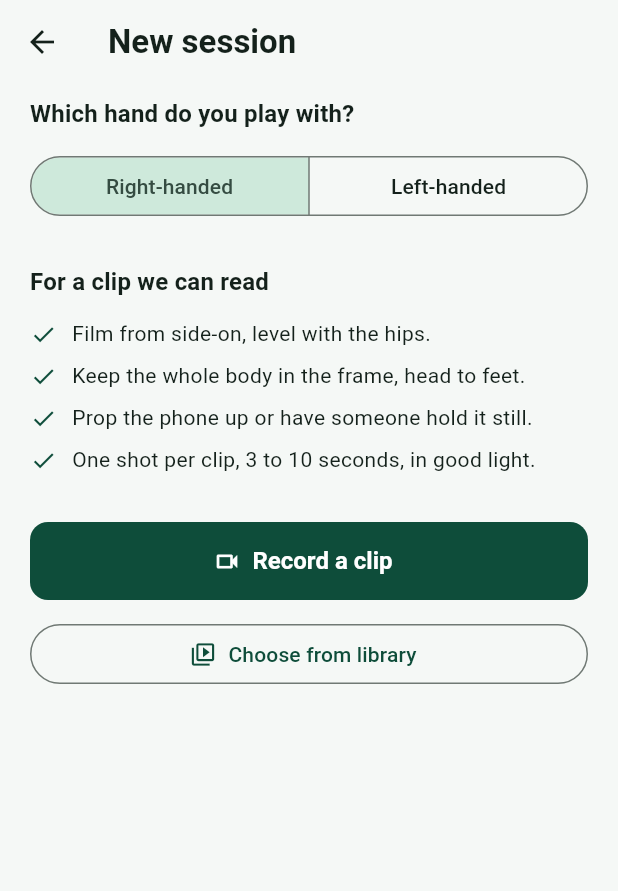
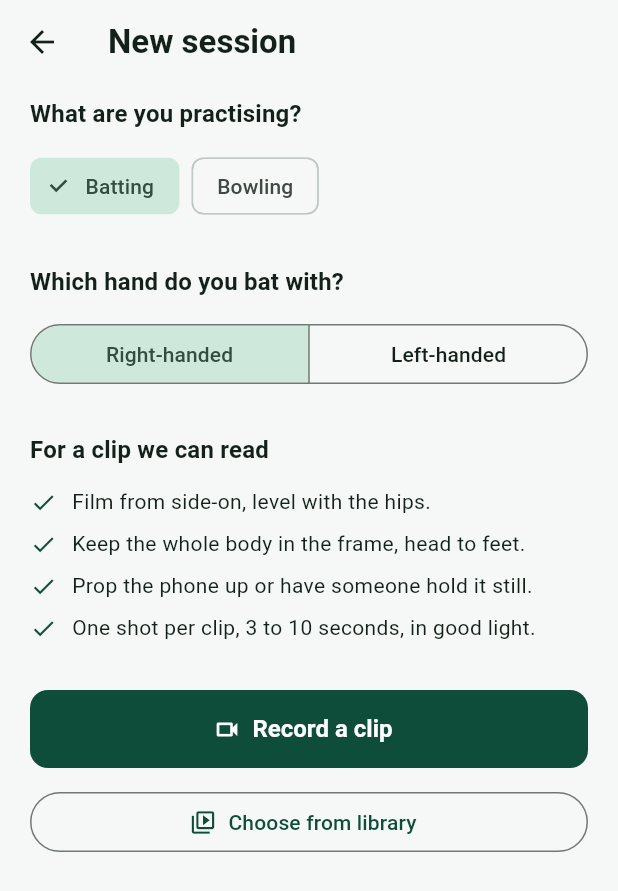
Before and after one commit to drivingtheproject/cricket-coach-ai, a Flutter app: the NewSessionPage screen opened directly, on a phone screen of 412 x 824 dp. Shown: the top 891 px of the screen. Run offline on Flutter 3.47's test engine with Material 3 defaults, Android fonts, the phone set to English and light mode, and no system bars; our stand-ins replace flutter_secure_storage, image_picker, material_ui, sqflite, video_player; missing offline and left inert: flutter_edge_ai, flutter_edge_ai_litertlm, google_mlkit_pose_detection, video_thumbnail_gen; accounts and stored records are empty.

Commit message:
M7: bowling analysis, discipline picker, release build workflows
Co-Authored-By: Claude Fable 5.2 <noreply@anthropic.com>
Claude-Session: https://claude.ai/code/session_01QKRfueQZTgLJiQohDZE7XG

```diff
--- a/lib/core/analysis/analyzers.dart
+++ b/lib/core/analysis/analyzers.dart
@@ -1,9 +1,13 @@
 import '../sessions/session.dart';
 import 'batting_analyzer.dart';
+import 'bowling_analyzer.dart';
 import 'technique_analyzer.dart';
 
 /// The analyzers that ship with the app, by discipline.
 Map<Discipline, TechniqueAnalyzer> defaultAnalyzers() => {
-      for (final analyzer in const <TechniqueAnalyzer>[BattingAnalyzer()])
+      for (final analyzer in const <TechniqueAnalyzer>[
+        BattingAnalyzer(),
+        BowlingAnalyzer(),
+      ])
         analyzer.discipline: analyzer,
     };
--- /dev/null
+++ b/lib/core/analysis/filming_guide.dart
@@ -0,0 +1,40 @@
+import '../sessions/session.dart';
+
+/// How to film each discipline so that the clip can be measured.
+class FilmingGuide {
+  const FilmingGuide({
+    required this.intro,
+    required this.tips,
+    this.handQuestion,
+  });
+
+  /// One line on what to film, shown on the home and new-session screens.
+  final String intro;
+  final List<String> tips;
+
+  /// The question about the playing hand; null when it does not matter.
+  final String? handQuestion;
+
+  static FilmingGuide of(Discipline discipline) => switch (discipline) {
+        Discipline.batting => const FilmingGuide(
+            intro: 'Film one shot from side-on.',
+            handQuestion: 'Which hand do you bat with?',
+            tips: [
+              'Film from side-on, level with the hips.',
+              'Keep the whole body in the frame, head to feet.',
+              'Prop the phone up or have someone hold it still.',
+              'One shot per clip, 3 to 10 seconds, in good light.',
+            ],
+          ),
+        Discipline.bowling => const FilmingGuide(
+            intro: 'Film one delivery from side-on.',
+            handQuestion: 'Which arm do you bowl with?',
+            tips: [
+              'Film from side-on, level with the crease.',
+              'Stand far enough back to keep the raised arm in the frame.',
+              'Include the last two strides and the follow-through.',
+              'One ball per clip, in good light. Slow-motion video helps.',
+            ],
+          ),
+      };
+}
--- a/lib/core/analysis/technique_analyzer.dart
+++ b/lib/core/analysis/technique_analyzer.dart
@@ -1,10 +1,14 @@
 import '../pose/pose_frame.dart';
 import '../sessions/session.dart';
+import 'metric.dart';
 import 'technique_analysis.dart';
 
 /// Measures one discipline's technique from a clip's tracked poses.
 abstract interface class TechniqueAnalyzer {
   Discipline get discipline;
+
+  /// Every measurement this analyzer can report.
+  List<MetricSpec> get specs;
 
   /// [aspectRatio] is the clip's width divided by its height.
   ///
--- a/lib/features/capture/new_session_page.dart
+++ b/lib/features/capture/new_session_page.dart
@@ -1,11 +1,12 @@
 import 'package:material_ui/material_ui.dart';
 
+import '../../core/analysis/filming_guide.dart';
 import '../../core/capture/clip_picker.dart';
 import '../../core/services.dart';
 import '../../core/sessions/session.dart';
 import 'analysis_page.dart';
 
-/// Where a new analysis starts: say which hand you play with, then record or
+/// Where a new analysis starts: pick what you are practising, then record or
 /// choose a clip.
 class NewSessionPage extends StatefulWidget {
   const NewSessionPage({super.key});
@@ -15,7 +16,7 @@ class NewSessionPage extends StatefulWidget {
 }
 
 class _NewSessionPageState extends State<NewSessionPage> {
-  final Discipline _discipline = Discipline.batting;
+  Discipline _discipline = Discipline.batting;
   Handedness _handedness = Handedness.right;
   bool _picking = false;
 
@@ -56,12 +57,31 @@ class _NewSessionPageState extends State<NewSessionPage> {
   @override
   Widget build(BuildContext context) {
     final theme = Theme.of(context);
+    final guide = FilmingGuide.of(_discipline);
+    final handQuestion = guide.handQuestion;
     return Scaffold(
       appBar: AppBar(title: const Text('New session')),
       body: ListView(
         padding: const EdgeInsets.fromLTRB(20, 8, 20, 24),
         children: [
-          Text('Which hand do you play with?', style: theme.textTheme.titleMedium),
+          Text('What are you practising?', style: theme.textTheme.titleMedium),
+          const SizedBox(height: 12),
+          Wrap(
+            spacing: 8,
+            runSpacing: 8,
+            children: [
+              for (final discipline in Discipline.values)
+                ChoiceChip(
+                  key: Key('discipline-${discipline.name}'),
+                  label: Text(discipline.label),
+                  selected: discipline == _discipline,
+                  onSelected: (_) => setState(() => _discipline = discipline),
+                ),
+            ],
+          ),
+          if (handQuestion != null) ...[
+            const SizedBox(height: 28),
+            Text(handQuestion, style: theme.textTheme.titleMedium),
             const SizedBox(height: 12),
             SegmentedButton<Handedness>(
               showSelectedIcon: false,
@@ -73,13 +93,11 @@ class _NewSessionPageState extends State<NewSessionPage> {
               onSelectionChanged: (selection) =>
                   setState(() => _handedness = selection.first),
             ),
+          ],
           const SizedBox(height: 28),
           Text('For a clip we can read', style: theme.textTheme.titleMedium),
           const SizedBox(height: 8),
-          const _Tip('Film from side-on, level with the hips.'),
-          const _Tip('Keep the whole body in the frame, head to feet.'),
-          const _Tip('Prop the phone up or have someone hold it still.'),
-          const _Tip('One shot per clip, 3 to 10 seconds, in good light.'),
+          for (final tip in guide.tips) _Tip(tip),
           const SizedBox(height: 28),
           FilledButton.icon(
             key: const Key('new-session-record'),
--- a/lib/features/home/home_page.dart
+++ b/lib/features/home/home_page.dart
@@ -34,8 +34,7 @@ class HomePage extends StatelessWidget {
                     ),
                     const SizedBox(height: 6),
                     Text(
-                      'Film a shot from side-on and get feedback on your '
-                      'technique.',
+                      'Film your game and get feedback on your technique.',
                       style: theme.textTheme.bodyLarge?.copyWith(
                         color: theme.colorScheme.onSurfaceVariant,
                       ),
```
Also changed, not shown: lib/core/analysis/batting_analyzer.dart (+12 -15 lines), lib/core/analysis/body.dart (+33 -0 lines), lib/core/analysis/bowling_analyzer.dart (added, +264 -0 lines), lib/core/coach/drills.dart (+64 -0 lines), 7 other files. Lines whose indentation alone changed are shown as unchanged.
